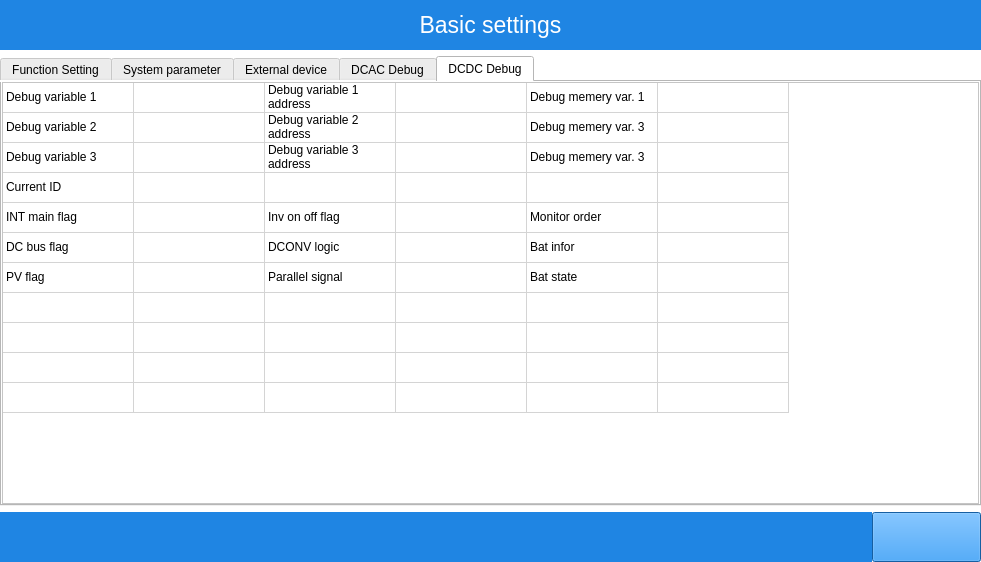
Old version of the form mywidget.ui in the repository megarevolpr/MWin.
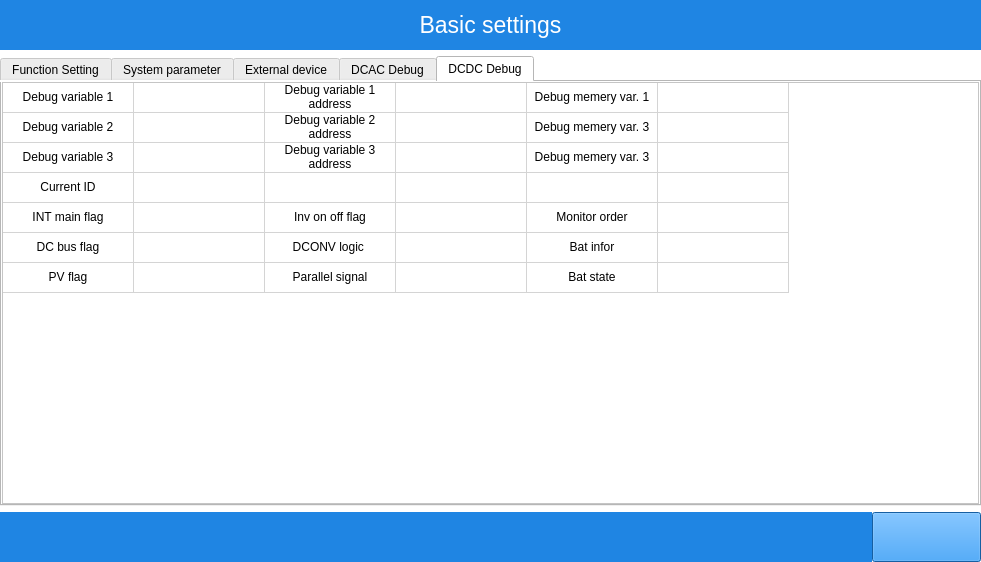
New version of the form. The open tabs and pages were chosen to show the change. Icons and pictures are not drawn.

Commit message: 调整高级设置所有界面UI

Diff of the .ui file:
```diff
--- a/mywidget.ui
+++ b/mywidget.ui
@@ -2089,8 +2089,11 @@
              </property>
              <item row="0" column="0">
               <widget class="QTableWidget" name="UI_DCDC_Debug_tableWidget">
+               <property name="sizeAdjustPolicy">
+                <enum>QAbstractScrollArea::AdjustIgnored</enum>
+               </property>
                <property name="rowCount">
-                <number>11</number>
+                <number>7</number>
                </property>
                <property name="columnCount">
                 <number>6</number>
@@ -2111,10 +2114,6 @@
                <row/>
                <row/>
                <row/>
-               <row/>
-               <row/>
-               <row/>
-               <row/>
                <column/>
                <column/>
                <column/>
@@ -2125,100 +2124,152 @@
                 <property name="text">
                  <string>Debug variable 1</string>
                 </property>
+                <property name="textAlignment">
+                 <set>AlignCenter</set>
+                </property>
                </item>
                <item row="0" column="2">
                 <property name="text">
                  <string>Debug variable 1 address</string>
                 </property>
+                <property name="textAlignment">
+                 <set>AlignCenter</set>
+                </property>
                </item>
                <item row="0" column="4">
                 <property name="text">
                  <string>Debug memery var. 1</string>
                 </property>
+                <property name="textAlignment">
+                 <set>AlignCenter</set>
+                </property>
                </item>
                <item row="1" column="0">
                 <property name="text">
                  <string>Debug variable 2</string>
                 </property>
+                <property name="textAlignment">
+                 <set>AlignCenter</set>
+                </property>
                </item>
                <item row="1" column="2">
                 <property name="text">
                  <string>Debug variable 2 address</string>
                 </property>
+                <property name="textAlignment">
+                 <set>AlignCenter</set>
+                </property>
                </item>
                <item row="1" column="4">
                 <property name="text">
                  <string>Debug memery var. 3</string>
                 </property>
+                <property name="textAlignment">
+                 <set>AlignCenter</set>
+                </property>
                </item>
                <item row="2" column="0">
                 <property name="text">
                  <string>Debug variable 3</string>
                 </property>
+                <property name="textAlignment">
+                 <set>AlignCenter</set>
+                </property>
                </item>
                <item row="2" column="2">
                 <property name="text">
                  <string>Debug variable 3 address</string>
                 </property>
+                <property name="textAlignment">
+                 <set>AlignCenter</set>
+                </property>
                </item>
                <item row="2" column="4">
                 <property name="text">
                  <string>Debug memery var. 3</string>
                 </property>
+                <property name="textAlignment">
+                 <set>AlignCenter</set>
+                </property>
                </item>
                <item row="3" column="0">
                 <property name="text">
                  <string>Current ID</string>
                 </property>
+                <property name="textAlignment">
+                 <set>AlignCenter</set>
+                </property>
                </item>
                <item row="4" column="0">
                 <property name="text">
                  <string>INT main flag</string>
                 </property>
+                <property name="textAlignment">
+                 <set>AlignCenter</set>
+                </property>
                </item>
                <item row="4" column="2">
                 <property name="text">
                  <string>Inv on off flag</string>
                 </property>
+                <property name="textAlignment">
+                 <set>AlignCenter</set>
+                </property>
                </item>
                <item row="4" column="4">
                 <property name="text">
                  <string>Monitor order</string>
                 </property>
+                <property name="textAlignment">
+                 <set>AlignCenter</set>
+                </property>
                </item>
                <item row="5" column="0">
                 <property name="text">
                  <string>DC bus flag</string>
                 </property>
+                <property name="textAlignment">
+                 <set>AlignCenter</set>
+                </property>
                </item>
                <item row="5" column="2">
                 <property name="text">
                  <string>DCONV logic </string>
                 </property>
+                <property name="textAlignment">
+                 <set>AlignCenter</set>
+                </property>
                </item>
                <item row="5" column="4">
                 <property name="text">
                  <string>Bat infor</string>
                 </property>
+                <property name="textAlignment">
+                 <set>AlignCenter</set>
+                </property>
                </item>
                <item row="6" column="0">
                 <property name="text">
                  <string>PV flag</string>
                 </property>
+                <property name="textAlignment">
+                 <set>AlignCenter</set>
+                </property>
                </item>
                <item row="6" column="2">
                 <property name="text">
                  <string>Parallel signal</string>
                 </property>
+                <property name="textAlignment">
+                 <set>AlignCenter</set>
+                </property>
                </item>
                <item row="6" column="4">
                 <property name="text">
                  <string>Bat state</string>
                 </property>
-               </item>
-               <item row="7" column="2">
-                <property name="text">
-                 <string/>
+                <property name="textAlignment">
+                 <set>AlignCenter</set>
                 </property>
                </item>
               </widget>
```
Left out of the diff: 67 changed lines with no effect on the pictures. The commit also changes 1 other file.
